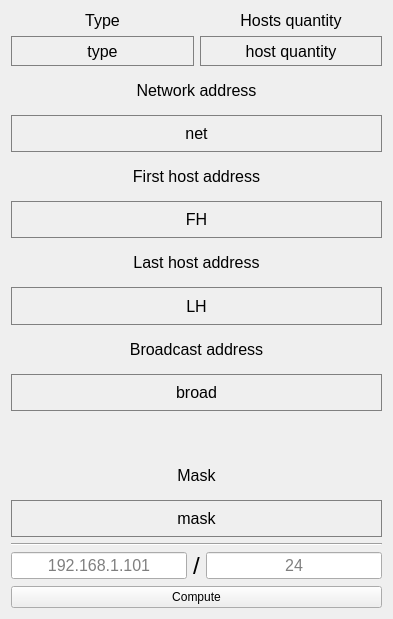
The window that win.ui (valerii540/IPCalculator) describes before a commit, drawn with Qt 5.
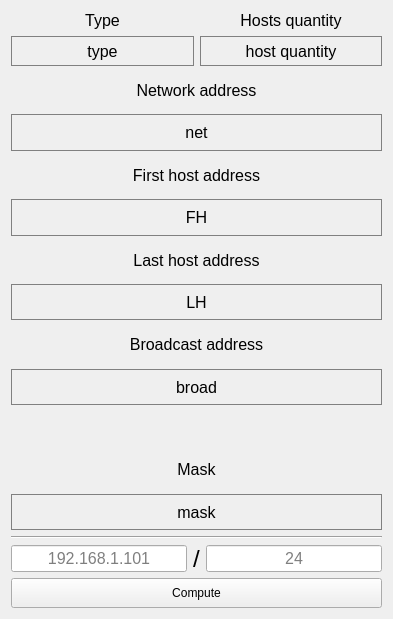
The same window after the commit.

Diff of the .ui file:
```diff
--- a/win.ui
+++ b/win.ui
@@ -362,6 +362,12 @@
      <layout class="QHBoxLayout" name="horizontalLayout">
       <item>
        <widget class="QLineEdit" name="lineEdit_IP">
+        <property name="minimumSize">
+         <size>
+          <width>0</width>
+          <height>25</height>
+         </size>
+        </property>
         <property name="font">
          <font>
           <pointsize>12</pointsize>
@@ -389,6 +395,12 @@
       </item>
       <item>
        <widget class="QLabel" name="label_sl">
+        <property name="minimumSize">
+         <size>
+          <width>0</width>
+          <height>25</height>
+         </size>
+        </property>
         <property name="font">
          <font>
           <pointsize>18</pointsize>
@@ -404,6 +416,12 @@
       </item>
       <item>
        <widget class="QLineEdit" name="lineEdit_Mask">
+        <property name="minimumSize">
+         <size>
+          <width>0</width>
+          <height>25</height>
+         </size>
+        </property>
         <property name="maximumSize">
          <size>
           <width>300</width>
@@ -427,6 +445,12 @@
     </item>
     <item>
      <widget class="QPushButton" name="pushButton_compute">
+      <property name="minimumSize">
+       <size>
+        <width>0</width>
+        <height>30</height>
+       </size>
+      </property>
       <property name="text">
        <string>Compute</string>
       </property>
```
